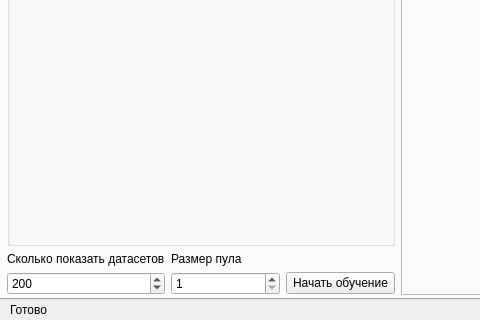
Above: form.ui from IvKormak/leti_spiketest before the change; both pictures show x 0 to 480 and y 280 to 600 of the 800 by 600 pixel window. Below: the same form after it.
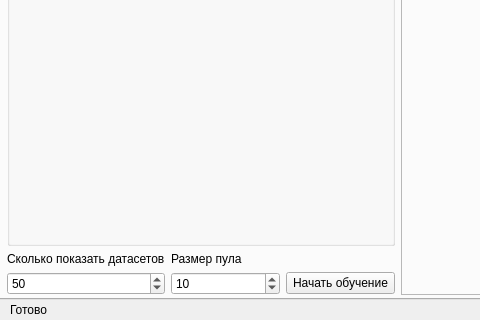
That is the form after the change. The open tabs and pages were chosen to show the change.

Diff of the .ui file:
```diff
--- a/form.ui
+++ b/form.ui
@@ -432,7 +432,7 @@
              <number>1</number>
             </property>
             <property name="value">
-             <number>200</number>
+             <number>50</number>
             </property>
            </widget>
           </item>
@@ -448,6 +448,9 @@
             <property name="minimum">
              <number>1</number>
             </property>
+            <property name="value">
+             <number>10</number>
+            </property>
            </widget>
           </item>
          </layout>
```
Left out of the diff: 4 changed lines with no effect on the pictures.
